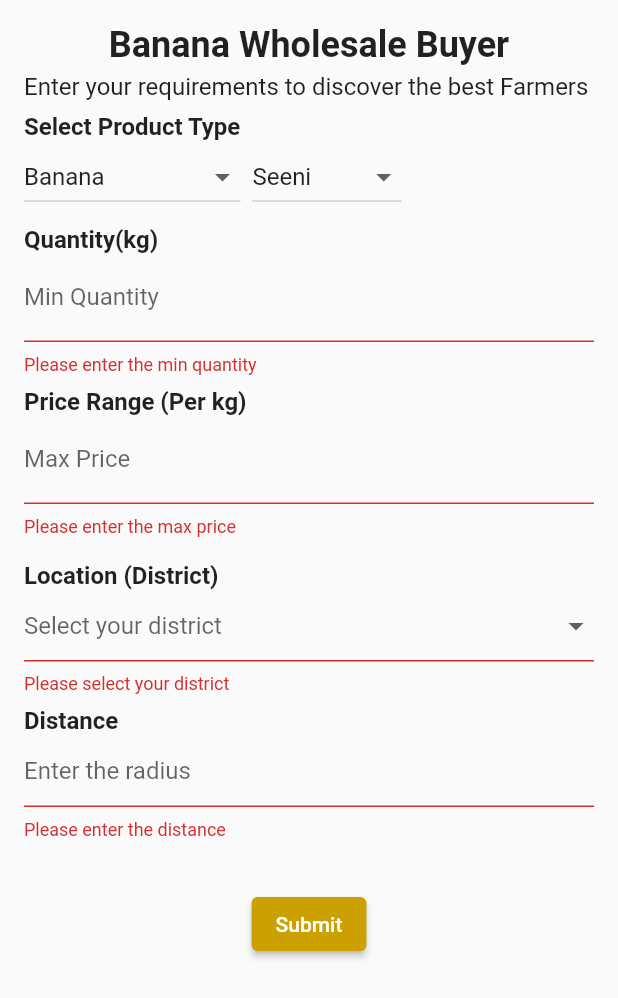
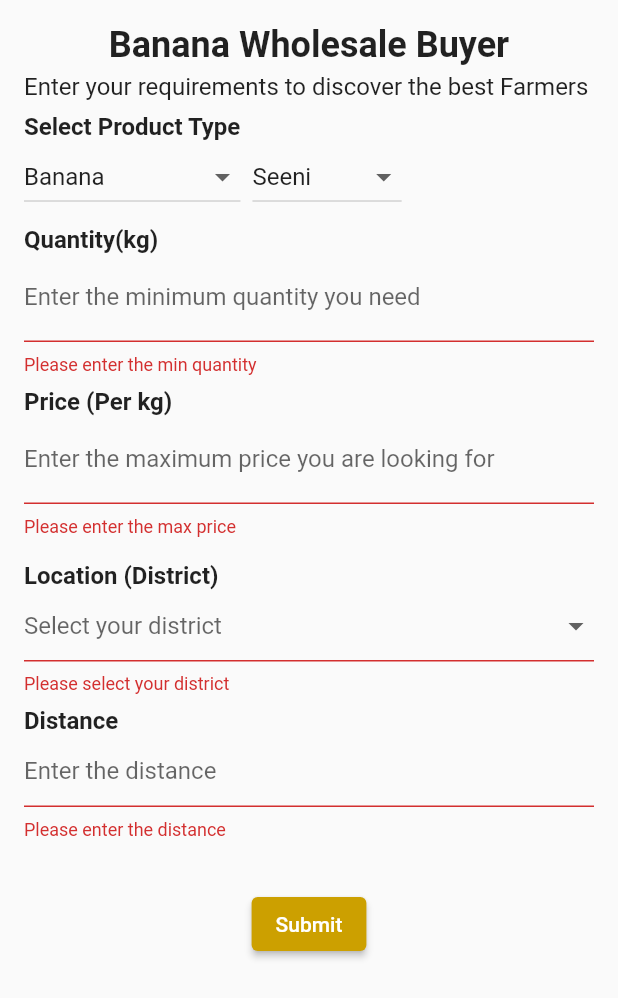
Before and after one commit to charithlanzzz/Buyer-Seller-Interaction, a Flutter app: the BuyerInput screen opened directly, after a tap on "Submit", on a phone screen of 412 x 824 dp. Shown: the top 998 px of the screen. Run offline on Flutter 3.47's test engine with Material 2 defaults, Android fonts, the phone set to English and light mode, and no system bars; our stand-ins replace fluttertoast, image_picker.

Commit message:
Input field label changes

```diff
--- a/frontend/lib/components/buyer_seller/buyer_input.dart
+++ b/frontend/lib/components/buyer_seller/buyer_input.dart
@@ -73,9 +73,9 @@ class _BuyerInputState extends State<BuyerInput> {
       );
       await Future.delayed(Duration(seconds: 2)); // Delay for 2 seconds
 
-      final url = Uri.parse('http://127.0.0.1:5000/process_input');
-      // final url = Uri.parse(
-      //     'https://buyer-seller-interaction-b305e21cabf9.herokuapp.com/process_input');
+      //final url = Uri.parse('http://127.0.0.1:5000/process_input');
+       final url = Uri.parse(
+           'https://buyer-seller-interaction-b305e21cabf9.herokuapp.com/process_input');
       final response = await http.post(
         url,
         headers: {'Content-Type': 'application/json'},
@@ -213,7 +213,7 @@ class _BuyerInputState extends State<BuyerInput> {
                           });
                         },
                         decoration: InputDecoration(
-                          labelText: 'Min Quantity',
+                          labelText: 'Enter the minimum quantity you need',
                         ),
                       ),
                     ),
@@ -221,7 +221,7 @@ class _BuyerInputState extends State<BuyerInput> {
                 ),
                 SizedBox(height: 8),
                 Text(
-                  'Price Range (Per kg)',
+                  'Price (Per kg)',
                   style: TextStyle(fontSize: 16, fontWeight: FontWeight.bold),
                 ),
                 Row(
@@ -240,7 +240,7 @@ class _BuyerInputState extends State<BuyerInput> {
                           });
                         },
                         decoration: InputDecoration(
-                          labelText: 'Max Price',
+                          labelText: 'Enter the maximum price you are looking for',
                         ),
                       ),
                     ),
@@ -389,7 +389,7 @@ class _BuyerInputState extends State<BuyerInput> {
                     });
                   },
                   decoration: InputDecoration(
-                    hintText: 'Enter the radius',
+                    hintText: 'Enter the distance',
                   ),
                 ),
                 SizedBox(height: 32),
```
Also changed, not shown: frontend/lib/components/buyer_seller/farmer_input.dart (+4 -4 lines).
